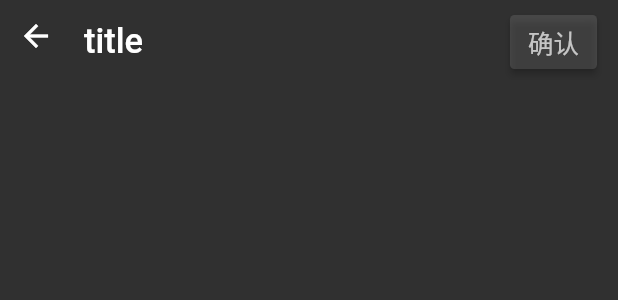
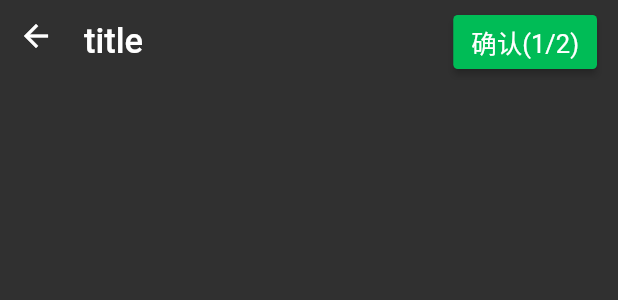
Before and after one commit to fxfSean/flutter_practice_demo, a Flutter app: the AssetsPicker widget shown alone on an empty page, opened directly, after a tap on "确认", on a phone screen of 412 x 824 dp. Shown: the top 300 px of the screen. Run offline on Flutter 3.47's test engine with Material 2 defaults, Android fonts, the phone set to English and light mode, and no system bars.

Commit message:
feat: click change style

```diff
--- a/lib/src/assets/widget/assets_picker.dart
+++ b/lib/src/assets/widget/assets_picker.dart
@@ -1,5 +1,6 @@
 
 import 'package:flutter/cupertino.dart';
+import 'package:flutter/foundation.dart';
 import 'package:flutter/material.dart';
 import 'package:flutter/services.dart';
 import 'package:flutter_practice_demo/src/assets/widget/fixed_appbar.dart';
@@ -67,26 +68,35 @@ class AssetsPicker extends StatelessWidget {
         body: Container());
   }
 
-  bool isSelectedNotEmpty = false;
+  ValueNotifier<bool> _selectListenable = ValueNotifier(false);
 
   List<Widget> confirmButton(BuildContext context) {
-    return [MaterialButton(
+    return [ValueListenableBuilder(
+      valueListenable: _selectListenable,
+      builder: (BuildContext context,bool value, Widget? child) {
+        return  MaterialButton(
           minWidth: 20,
           padding: EdgeInsets.symmetric(horizontal: 12),
-        color: theme.dividerColor,
+          color: value ? themeColor : theme.dividerColor,
           shape: RoundedRectangleBorder(
               borderRadius: BorderRadius.circular(3)
           ),
-        child: Text(isSelectedNotEmpty
+          child: Text(value
           ? '${Constants.textDelegate.confirm}' '(1/2)'
               : '${Constants.textDelegate.confirm}', style: TextStyle(
           fontSize: 17,
           fontWeight: FontWeight.normal,
-          color: theme.textTheme.caption?.color
+          color: value
+          ? theme.textTheme.bodyText1?.color
+              : theme.textTheme.caption?.color,
           ),),
           onPressed: () {
-          isSelectedNotEmpty = !isSelectedNotEmpty;
-    })];
+          _selectListenable.value = !_selectListenable.value;
+        },
+    );
+
+      }
+    )];
   }
 
   Widget androidLayout(BuildContext context) {
```
Lines whose indentation alone changed are shown as unchanged.
